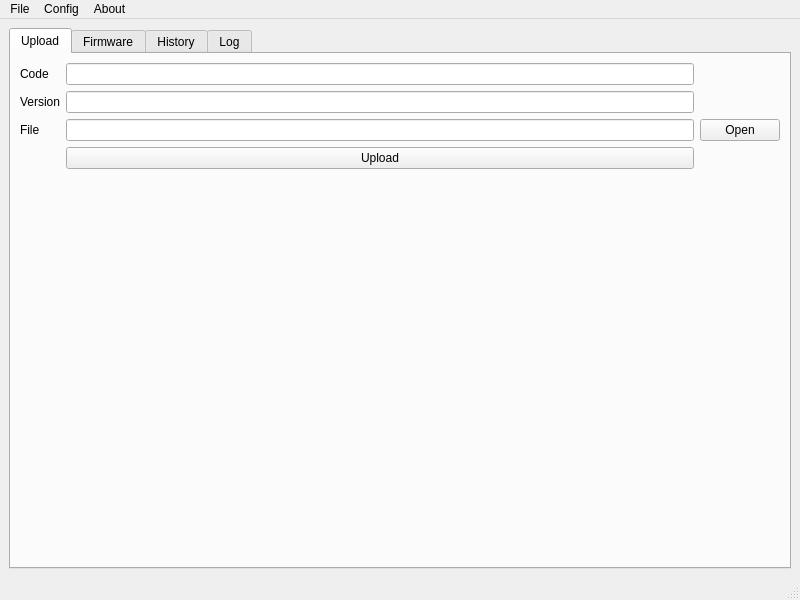
craftor/fw-uploader-qt, file mainwindow.ui: the form before one commit.
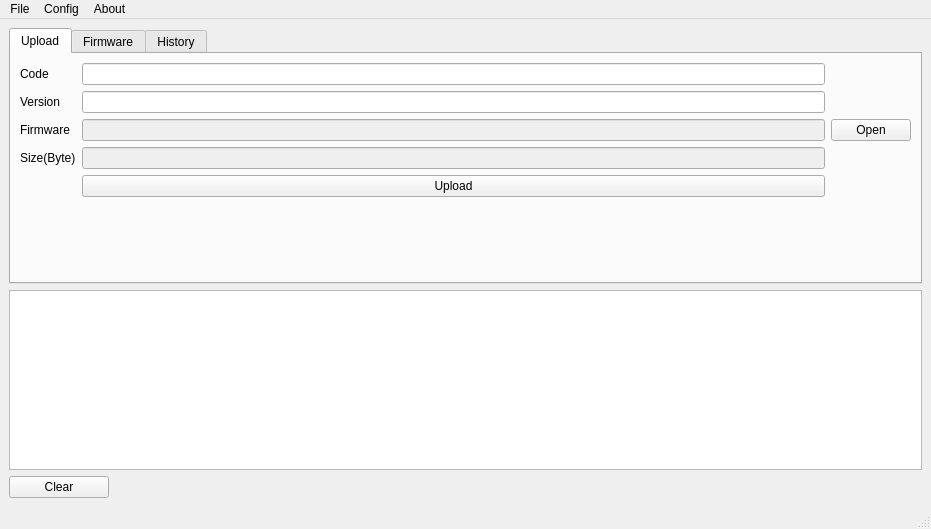
The form after the commit. Icons and pictures are not drawn.

The edit to the form file:
```diff
--- a/mainwindow.ui
+++ b/mainwindow.ui
@@ -6,8 +6,8 @@
    <rect>
     <x>0</x>
     <y>0</y>
-    <width>800</width>
-    <height>600</height>
+    <width>931</width>
+    <height>529</height>
    </rect>
   </property>
   <property name="windowTitle">
@@ -29,27 +29,24 @@
         <string>Upload</string>
        </attribute>
        <layout class="QGridLayout" name="gridLayout_2">
-        <item row="2" column="0">
-         <widget class="QLabel" name="label_3">
+        <item row="0" column="0">
+         <widget class="QLabel" name="label">
           <property name="text">
-           <string>File</string>
+           <string>Code</string>
           </property>
          </widget>
         </item>
-        <item row="2" column="2">
-         <widget class="QPushButton" name="pushButton_OpenFile">
+        <item row="4" column="1">
+         <widget class="QPushButton" name="pushButton_Upload">
           <property name="text">
-           <string>Open</string>
+           <string>Upload</string>
           </property>
          </widget>
         </item>
         <item row="1" column="1">
          <widget class="QLineEdit" name="lineEdit_version"/>
         </item>
-        <item row="0" column="1">
-         <widget class="QLineEdit" name="lineEdit_code"/>
-        </item>
-        <item row="4" column="1">
+        <item row="5" column="1">
          <spacer name="verticalSpacer">
           <property name="orientation">
            <enum>Qt::Vertical</enum>
@@ -62,16 +59,13 @@
           </property>
          </spacer>
         </item>
-        <item row="0" column="0">
-         <widget class="QLabel" name="label">
+        <item row="2" column="0">
+         <widget class="QLabel" name="label_3">
           <property name="text">
-           <string>Code</string>
+           <string>Firmware</string>
           </property>
          </widget>
         </item>
-        <item row="2" column="1">
-         <widget class="QLineEdit" name="lineEdit_file"/>
-        </item>
         <item row="1" column="0">
          <widget class="QLabel" name="label_2">
           <property name="text">
@@ -79,10 +73,34 @@
           </property>
          </widget>
         </item>
+        <item row="2" column="1">
+         <widget class="QLineEdit" name="lineEdit_file">
+          <property name="enabled">
+           <bool>false</bool>
+          </property>
+         </widget>
+        </item>
+        <item row="0" column="1">
+         <widget class="QLineEdit" name="lineEdit_code"/>
+        </item>
+        <item row="2" column="2">
+         <widget class="QPushButton" name="pushButton_OpenFile">
+          <property name="text">
+           <string>Open</string>
+          </property>
+         </widget>
+        </item>
+        <item row="3" column="0">
+         <widget class="QLabel" name="label_4">
+          <property name="text">
+           <string>Size(Byte)</string>
+          </property>
+         </widget>
+        </item>
         <item row="3" column="1">
-         <widget class="QPushButton" name="pushButton_Upload">
-          <property name="text">
-           <string>Upload</string>
+         <widget class="QLineEdit" name="lineEdit_FileSize">
+          <property name="enabled">
+           <bool>false</bool>
           </property>
          </widget>
         </item>
@@ -122,20 +140,26 @@
         </item>
        </layout>
       </widget>
-      <widget class="QWidget" name="log">
-       <attribute name="title">
-        <string>Log</string>
-       </attribute>
-       <layout class="QGridLayout" name="gridLayout_5">
-        <item row="0" column="0">
-         <widget class="QTextEdit" name="textEdit_Log">
-          <property name="autoFillBackground">
-           <bool>false</bool>
-          </property>
-         </widget>
-        </item>
-       </layout>
-      </widget>
+     </widget>
+    </item>
+    <item row="2" column="0">
+     <widget class="QPushButton" name="pushButton_ClearLog">
+      <property name="maximumSize">
+       <size>
+        <width>100</width>
+        <height>16777215</height>
+       </size>
+      </property>
+      <property name="text">
+       <string>Clear</string>
+      </property>
+     </widget>
+    </item>
+    <item row="1" column="0">
+     <widget class="QTextEdit" name="textEdit_Log">
+      <property name="autoFillBackground">
+       <bool>false</bool>
+      </property>
      </widget>
     </item>
    </layout>
@@ -145,7 +169,7 @@
     <rect>
      <x>0</x>
      <y>0</y>
-     <width>800</width>
+     <width>931</width>
      <height>20</height>
     </rect>
    </property>
```
